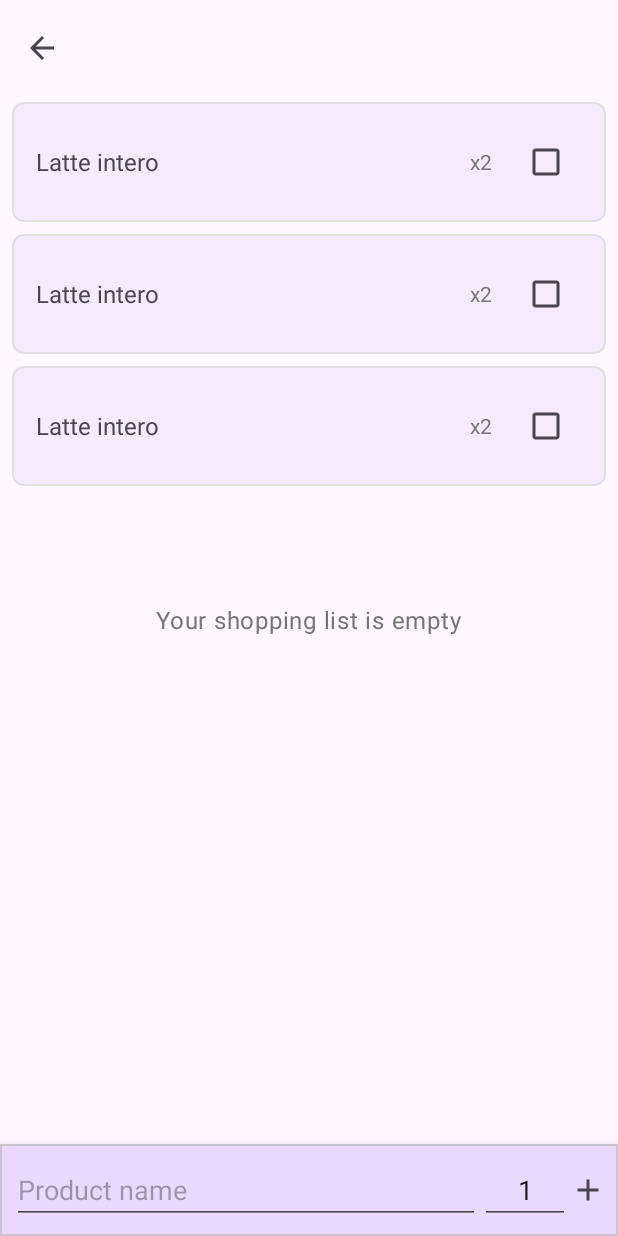
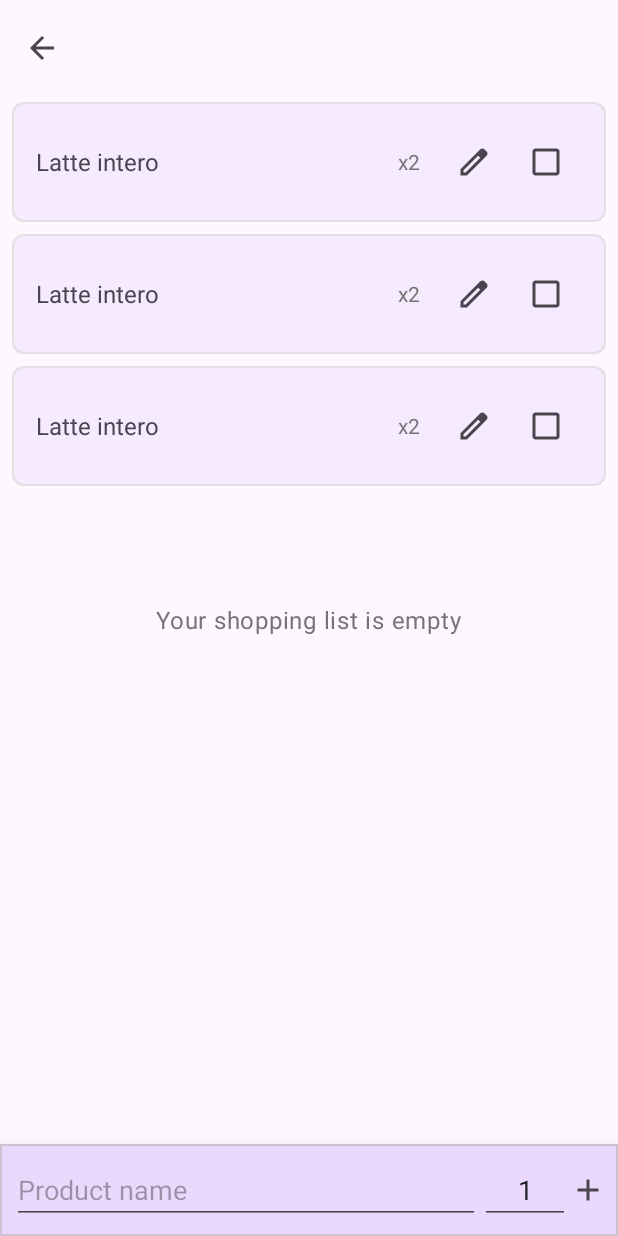
Before and after one commit to enricofrigo/dispensa, an Android app: the layout activity_shopping_list.xml on its own in the app's theme, with its tools: preview values and no code run, on a phone screen of 412 x 824 dp. Run offline under Robolectric (Android 15) with nearby library versions, the light colour scheme and no system bars.

Commit message:
shopping list - modify item

```diff
--- a/app/src/main/java/eu/frigo/dispensa/activity/MainActivity.java
+++ b/app/src/main/java/eu/frigo/dispensa/activity/MainActivity.java
@@ -610,7 +610,7 @@ public class MainActivity extends AppCompatActivity
         if (currentlyInList) {
             shoppingListViewModel.removeItem(productName);
         } else {
-            shoppingListViewModel.addItem(productName);
+            shoppingListViewModel.addItem(productName, product.product.getQuantity());
         }
     }
 
--- a/app/src/main/java/eu/frigo/dispensa/viewmodel/ShoppingListViewModel.java
+++ b/app/src/main/java/eu/frigo/dispensa/viewmodel/ShoppingListViewModel.java
@@ -55,6 +55,10 @@ public class ShoppingListViewModel extends AndroidViewModel {
         repository.updateShoppingItem(item);
     }
 
+    public void updateItem(ShoppingItem item) {
+        repository.updateShoppingItem(item);
+    }
+
     public void deleteItem(ShoppingItem item) {
         repository.deleteShoppingItem(item);
     }
--- a/app/src/main/res/layout/list_item_shopping.xml
+++ b/app/src/main/res/layout/list_item_shopping.xml
@@ -42,6 +42,16 @@
             android:layout_marginEnd="12dp"
             tools:text="x2" />
 
+        <ImageButton
+            android:id="@+id/buttonEditShoppingItem"
+            android:layout_width="48dp"
+            android:layout_height="48dp"
+            android:src="@drawable/ic_edit_24"
+            android:background="?attr/selectableItemBackgroundBorderless"
+            android:contentDescription="@string/edit"
+            app:tint="?attr/colorControlNormal"
+            android:padding="12dp" />
+
         <CheckBox
             android:id="@+id/checkBoxShoppingItem"
             android:layout_width="wrap_content"
```
Also changed, not shown: app/src/main/java/eu/frigo/dispensa/activity/ShoppingListActivity.java (+27 -0 lines), app/src/main/java/eu/frigo/dispensa/adapter/ShoppingListAdapter.java (+11 -0 lines), app/src/main/res/layout/dialog_edit_shopping_item.xml (added, +35 -0 lines).
